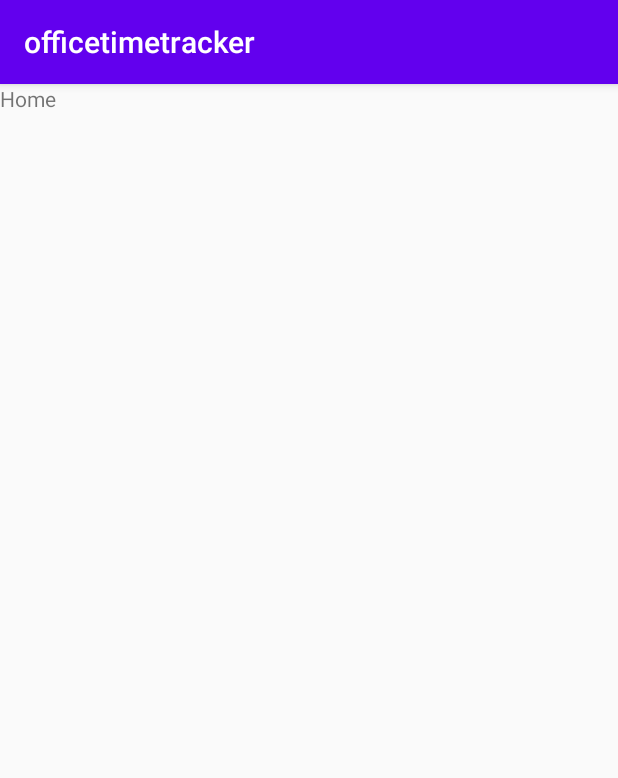
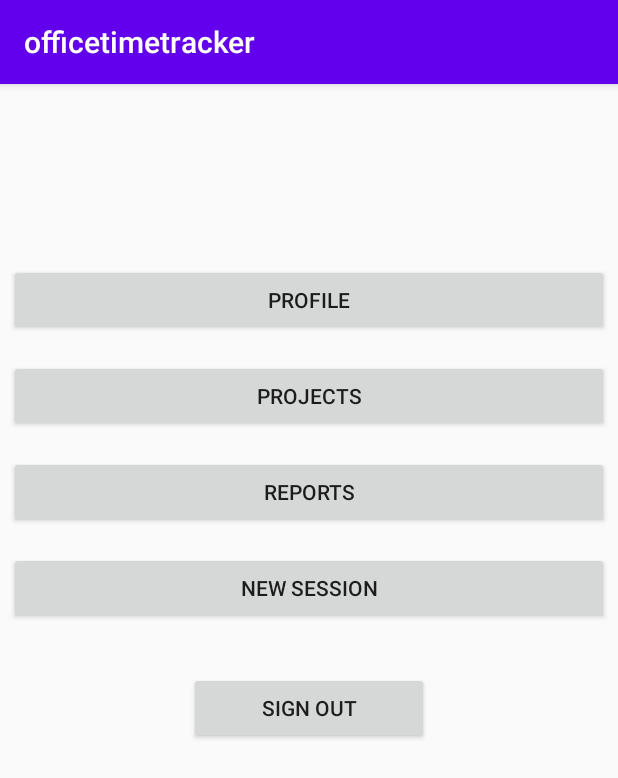
Before and after one commit to MariusRA/fool, an Android app: the MainActivity screen opened directly, with no data from a screen before it, on a phone screen of 412 x 824 dp. Shown: the top 778 px of the screen. Run offline under Robolectric (Android 15) with nearby library versions, the phone set to English and light mode, and no system bars.

Commit message:
Added menu layout and created the other needed activities(empty)

```diff
--- a/app/front_end/OTTOfficeTimeTracker/app/src/main/java/com/example/officetimetracker/MainActivity.java
+++ b/app/front_end/OTTOfficeTimeTracker/app/src/main/java/com/example/officetimetracker/MainActivity.java
@@ -2,13 +2,65 @@ package com.example.officetimetracker;
 
 import androidx.appcompat.app.AppCompatActivity;
 
+import android.content.Intent;
 import android.os.Bundle;
+import android.view.View;
+import android.widget.Button;
 
 public class MainActivity extends AppCompatActivity {
+
+    Button profile,projects,reports,signOut,newSession;
 
     @Override
     protected void onCreate(Bundle savedInstanceState) {
         super.onCreate(savedInstanceState);
         setContentView(R.layout.activity_main);
+        profile=findViewById(R.id.btnProfile);
+        projects=findViewById(R.id.btnProjects);
+        reports=findViewById(R.id.btnReports);
+        signOut=findViewById(R.id.btnSignOut);
+        newSession=findViewById(R.id.btnNewSession);
+
+        profile.setOnClickListener(new View.OnClickListener() {
+            @Override
+            public void onClick(View v) {
+                Intent intent=new Intent(getApplicationContext(),ProfileActivity.class);
+                startActivity(intent);
+            }
+        });
+
+        projects.setOnClickListener(new View.OnClickListener() {
+            @Override
+            public void onClick(View v) {
+                Intent intent=new Intent(getApplicationContext(),ProjectsActivity.class);
+                startActivity(intent);
+            }
+        });
+
+        reports.setOnClickListener(new View.OnClickListener() {
+            @Override
+            public void onClick(View v) {
+                Intent intent=new Intent(getApplicationContext(),ReportsActivity.class);
+                startActivity(intent);
+            }
+        });
+
+        newSession.setOnClickListener(new View.OnClickListener() {
+            @Override
+            public void onClick(View v) {
+                Intent intent=new Intent(getApplicationContext(),NewSessionActivity.class);
+                startActivity(intent);
+            }
+        });
+
+        signOut.setOnClickListener(new View.OnClickListener() {
+            @Override
+            public void onClick(View v) {
+                Intent intent=new Intent(getApplicationContext(),LoginActivity.class);
+                startActivity(intent);
+            }
+        });
     }
+
+
 }
--- a/app/front_end/OTTOfficeTimeTracker/app/src/main/res/layout/activity_main.xml
+++ b/app/front_end/OTTOfficeTimeTracker/app/src/main/res/layout/activity_main.xml
@@ -6,11 +6,53 @@
     android:layout_height="match_parent"
     tools:context=".MainActivity">
 
-    <TextView
-        android:id="@+id/textView"
-        android:layout_width="150dp"
-        android:layout_height="150dp"
-        android:text="Home"
-        tools:layout_editor_absoluteX="153dp"
-        tools:layout_editor_absoluteY="238dp" />
+    <Button
+        android:id="@+id/btnProfile"
+        android:layout_width="400dp"
+        android:layout_height="wrap_content"
+        android:layout_marginTop="120dp"
+        android:text="@string/btnProfile"
+        app:layout_constraintEnd_toEndOf="parent"
+        app:layout_constraintStart_toStartOf="parent"
+        app:layout_constraintTop_toTopOf="parent" />
+
+    <Button
+        android:id="@+id/btnProjects"
+        android:layout_width="400dp"
+        android:layout_height="wrap_content"
+        android:layout_marginTop="16dp"
+        android:text="@string/btnProjects"
+        app:layout_constraintEnd_toEndOf="parent"
+        app:layout_constraintStart_toStartOf="parent"
+        app:layout_constraintTop_toBottomOf="@+id/btnProfile" />
+
+    <Button
+        android:id="@+id/btnReports"
+        android:layout_width="400dp"
+        android:layout_height="wrap_content"
+        android:layout_marginTop="16dp"
+        android:text="@string/btnReports"
+        app:layout_constraintEnd_toEndOf="parent"
+        app:layout_constraintStart_toStartOf="parent"
+        app:layout_constraintTop_toBottomOf="@+id/btnProjects" />
+
+    <Button
+        android:id="@+id/btnNewSession"
+        android:layout_width="400dp"
+        android:layout_height="wrap_content"
+        android:layout_marginTop="16dp"
+        android:text="@string/btnNewSession"
+        app:layout_constraintEnd_toEndOf="parent"
+        app:layout_constraintStart_toStartOf="parent"
+        app:layout_constraintTop_toBottomOf="@+id/btnReports" />
+
+    <Button
+        android:id="@+id/btnSignOut"
+        android:layout_width="160dp"
+        android:layout_height="wrap_content"
+        android:layout_marginTop="32dp"
+        android:text="@string/btnSignOut"
+        app:layout_constraintEnd_toEndOf="parent"
+        app:layout_constraintStart_toStartOf="parent"
+        app:layout_constraintTop_toBottomOf="@+id/btnNewSession" />
 </androidx.constraintlayout.widget.ConstraintLayout>
--- a/app/front_end/OTTOfficeTimeTracker/app/src/main/res/values/strings.xml
+++ b/app/front_end/OTTOfficeTimeTracker/app/src/main/res/values/strings.xml
@@ -7,4 +7,9 @@
     <string name="btn_login">Login</string>
     <string name="label_register">Need to register?</string>
     <string name="label_login">Already registered? Log in here</string>
+    <string name="btnProfile">Profile</string>
+    <string name="btnProjects">Projects</string>
+    <string name="btnReports">Reports</string>
+    <string name="btnSignOut">Sign Out</string>
+    <string name="btnNewSession">New Session</string>
 </resources>
```
Also changed, not shown: app/front_end/OTTOfficeTimeTracker/app/src/main/AndroidManifest.xml (+13 -6 lines), app/front_end/OTTOfficeTimeTracker/app/src/main/java/com/example/officetimetracker/NewSessionActivity.java (added, +14 -0 lines), app/front_end/OTTOfficeTimeTracker/app/src/main/java/com/example/officetimetracker/ProfileActivity.java (added, +14 -0 lines), app/front_end/OTTOfficeTimeTracker/app/src/main/java/com/example/officetimetracker/ProjectsActivity.java (added, +14 -0 lines), app/front_end/OTTOfficeTimeTracker/app/src/main/java/com/example/officetimetracker/ReportsActivity.java (added, +14 -0 lines), app/front_end/OTTOfficeTimeTracker/app/src/main/res/layout/activity_new_session.xml (added, +9 -0 lines), app/front_end/OTTOfficeTimeTracker/app/src/main/res/layout/activity_profile.xml (added, +9 -0 lines), app/front_end/OTTOfficeTimeTracker/app/src/main/res/layout/activity_projects.xml (added, +9 -0 lines), app/front_end/OTTOfficeTimeTracker/app/src/main/res/layout/activity_reports.xml (added, +9 -0 lines).
